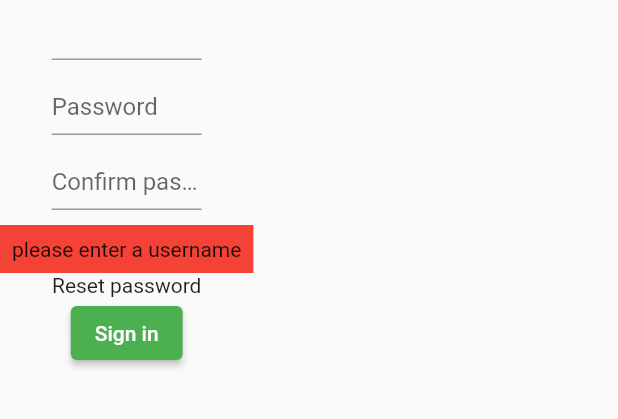
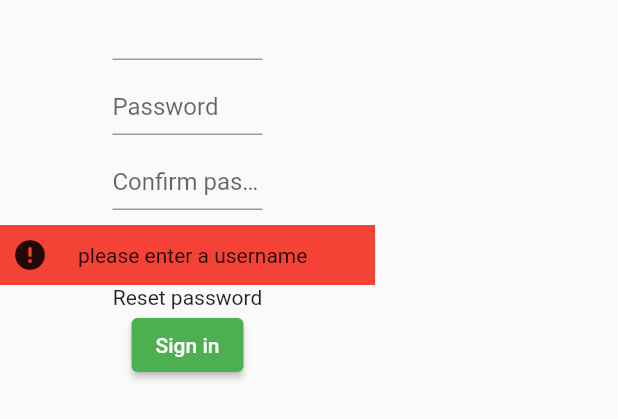
Before and after one commit to Azzam-dev/Journaly, a Flutter app: the Login widget shown alone on an empty page, opened directly, after a tap on "Sign in", on a phone screen of 412 x 824 dp. Shown: the top 419 px of the screen. Run offline on Flutter 3.47's test engine with Material 2 defaults, Android fonts, the phone set to English and light mode, and no system bars.

Commit message:
woked on adding a icon to error messages

```diff
--- a/lib/ErrorMessage.dart
+++ b/lib/ErrorMessage.dart
@@ -3,15 +3,29 @@ import 'package:flutter/material.dart';
 class ErrorMessage extends StatelessWidget {
   final String message;
   Color color;
-  ErrorMessage({super.key, required this.message, this.color = Colors.red});
+  IconData icon;
+  ErrorMessage(
+      {super.key,
+      required this.message,
+      this.color = Colors.red,
+      this.icon = Icons.error});
 
   @override
   Widget build(BuildContext context) {
     return Container(
+      width: 250,
       color: color,
       child: Padding(
         padding: const EdgeInsets.all(8.0),
-        child: Text(message),
+        child: Row(
+          children: [
+            Icon(icon),
+            SizedBox(
+              width: 20,
+            ),
+            Text(message),
+          ],
+        ),
       ),
     );
   }
--- a/lib/login.dart
+++ b/lib/login.dart
@@ -50,6 +50,7 @@ class _LoginState extends State<Login> {
         errorMessage = ErrorMessage(
           message: "Successfully login",
           color: Colors.green,
+          icon: Icons.task_alt,
         );
         Future.delayed(Duration(seconds: 2), openHomeScreen);
       }
```
